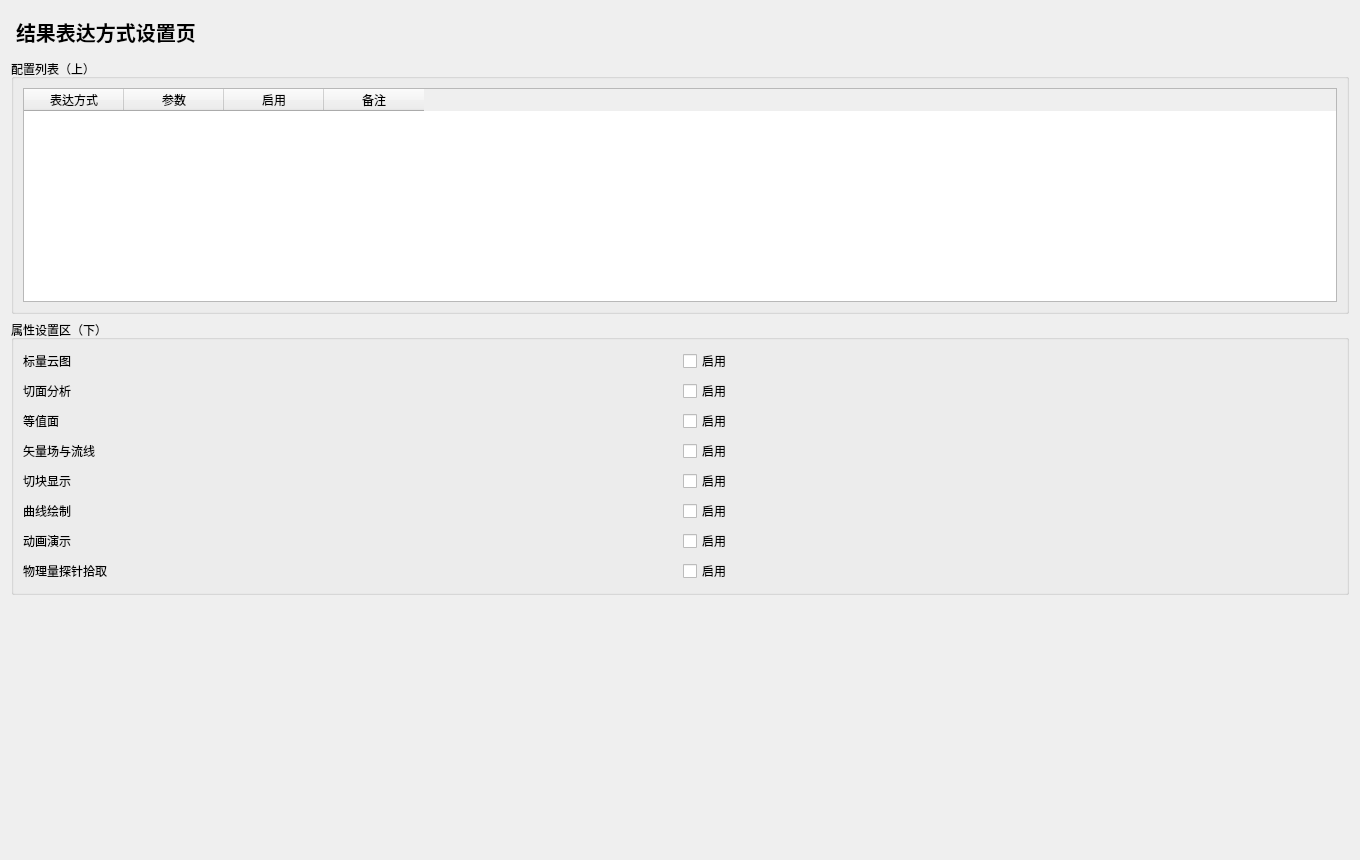
The window that plugins/Base_Display/VisualizationExpressionPage.ui (asd977/base_cae) describes before a commit, drawn with Qt 5.
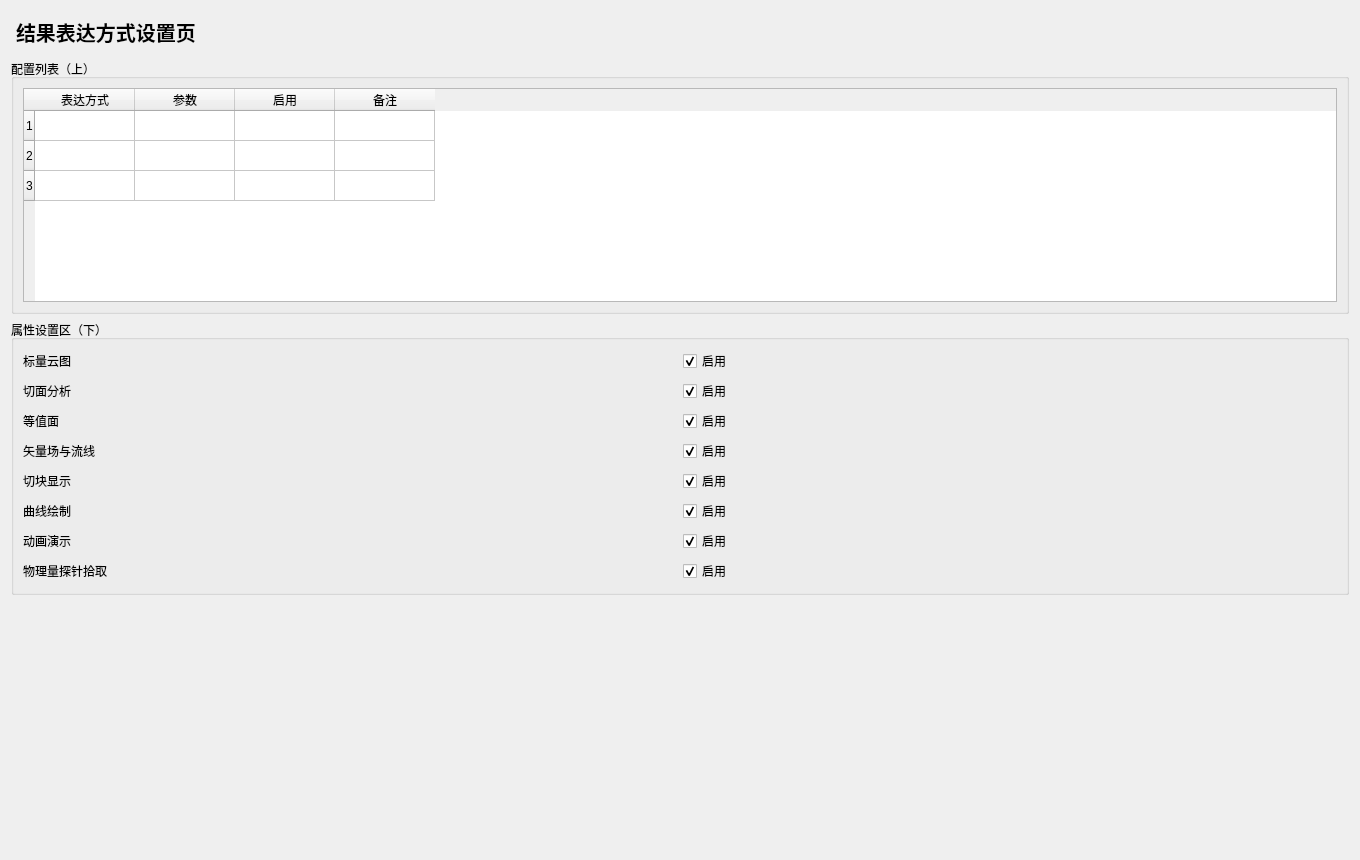
The same window after the commit.

```diff
--- a/plugins/Base_Display/VisualizationExpressionPage.ui
+++ b/plugins/Base_Display/VisualizationExpressionPage.ui
@@ -8,7 +8,7 @@
    <item>
     <widget class="QGroupBox" name="listGroup"><property name="title"><string>配置列表（上）</string></property>
      <layout class="QVBoxLayout" name="listLayout">
-      <item><widget class="QTableWidget" name="configTable">
+      <item><widget class="QTableWidget" name="configTable"><property name="rowCount"><number>3</number></property><property name="columnCount"><number>4</number></property>
           <column><property name="text"><string>表达方式</string></property></column>
           <column><property name="text"><string>参数</string></property></column>
           <column><property name="text"><string>启用</string></property></column>
@@ -21,21 +21,21 @@
     <widget class="QGroupBox" name="propertyGroup"><property name="title"><string>属性设置区（下）</string></property>
      <layout class="QGridLayout" name="propertyLayout">
             <item row="0" column="0"><widget class="QLabel" name="f1Label"><property name="text"><string>标量云图</string></property></widget></item>
-            <item row="0" column="1"><widget class="QCheckBox" name="f1Check1"><property name="text"><string>启用</string></property></widget></item>
+            <item row="0" column="1"><widget class="QCheckBox" name="f1Check1"><property name="text"><string>启用</string></property><property name="checked"><bool>true</bool></property></widget></item>
             <item row="1" column="0"><widget class="QLabel" name="f2Label"><property name="text"><string>切面分析</string></property></widget></item>
-            <item row="1" column="1"><widget class="QCheckBox" name="f2Check2"><property name="text"><string>启用</string></property></widget></item>
+            <item row="1" column="1"><widget class="QCheckBox" name="f2Check2"><property name="text"><string>启用</string></property><property name="checked"><bool>true</bool></property></widget></item>
             <item row="2" column="0"><widget class="QLabel" name="f3Label"><property name="text"><string>等值面</string></property></widget></item>
-            <item row="2" column="1"><widget class="QCheckBox" name="f3Check3"><property name="text"><string>启用</string></property></widget></item>
+            <item row="2" column="1"><widget class="QCheckBox" name="f3Check3"><property name="text"><string>启用</string></property><property name="checked"><bool>true</bool></property></widget></item>
             <item row="3" column="0"><widget class="QLabel" name="f4Label"><property name="text"><string>矢量场与流线</string></property></widget></item>
-            <item row="3" column="1"><widget class="QCheckBox" name="f4Check4"><property name="text"><string>启用</string></property></widget></item>
+            <item row="3" column="1"><widget class="QCheckBox" name="f4Check4"><property name="text"><string>启用</string></property><property name="checked"><bool>true</bool></property></widget></item>
             <item row="4" column="0"><widget class="QLabel" name="f5Label"><property name="text"><string>切块显示</string></property></widget></item>
-            <item row="4" column="1"><widget class="QCheckBox" name="f5Check5"><property name="text"><string>启用</string></property></widget></item>
+            <item row="4" column="1"><widget class="QCheckBox" name="f5Check5"><property name="text"><string>启用</string></property><property name="checked"><bool>true</bool></property></widget></item>
             <item row="5" column="0"><widget class="QLabel" name="f6Label"><property name="text"><string>曲线绘制</string></property></widget></item>
-            <item row="5" column="1"><widget class="QCheckBox" name="f6Check6"><property name="text"><string>启用</string></property></widget></item>
+            <item row="5" column="1"><widget class="QCheckBox" name="f6Check6"><property name="text"><string>启用</string></property><property name="checked"><bool>true</bool></property></widget></item>
             <item row="6" column="0"><widget class="QLabel" name="f7Label"><property name="text"><string>动画演示</string></property></widget></item>
-            <item row="6" column="1"><widget class="QCheckBox" name="f7Check7"><property name="text"><string>启用</string></property></widget></item>
+            <item row="6" column="1"><widget class="QCheckBox" name="f7Check7"><property name="text"><string>启用</string></property><property name="checked"><bool>true</bool></property></widget></item>
             <item row="7" column="0"><widget class="QLabel" name="f8Label"><property name="text"><string>物理量探针拾取</string></property></widget></item>
-            <item row="7" column="1"><widget class="QCheckBox" name="f8Check8"><property name="text"><string>启用</string></property></widget></item>
+            <item row="7" column="1"><widget class="QCheckBox" name="f8Check8"><property name="text"><string>启用</string></property><property name="checked"><bool>true</bool></property></widget></item>
      </layout>
     </widget>
    </item>
```
